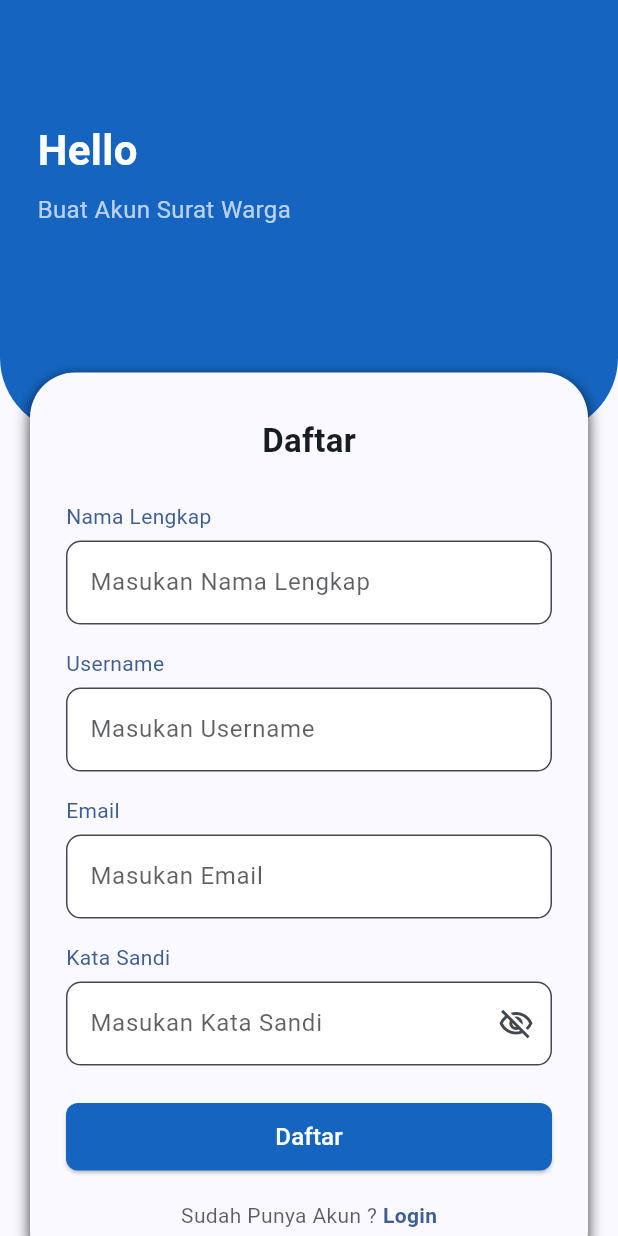
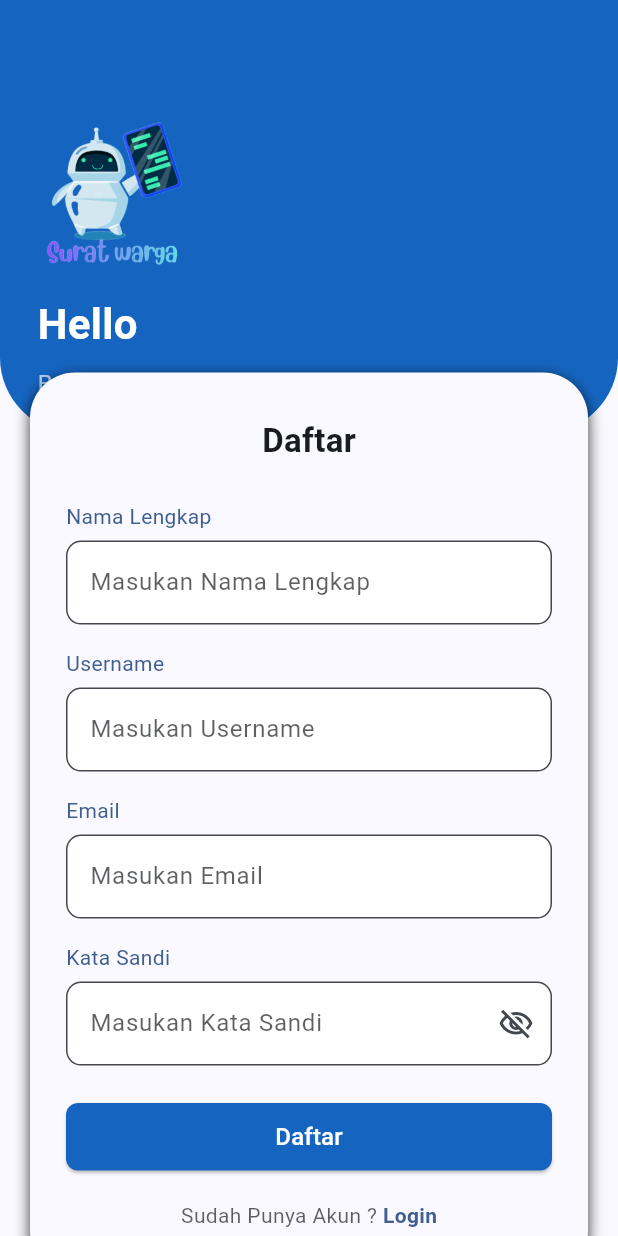
Before and after one commit to UlfiatulRosida/project_tim, a Flutter app: the screen it shows after launch, after a tap on "Masuk", after a tap on "Daftar", on a phone screen of 412 x 824 dp. Run offline on Flutter 3.47's test engine with Material 3 defaults, Android fonts, the phone set to English and light mode, and no system bars; our stand-ins replace file_picker, image_picker, shared_preferences.

Commit message:
menambahkan logo baru

```diff
--- a/lib/pages/login_page.dart
+++ b/lib/pages/login_page.dart
@@ -45,7 +45,7 @@ class _LoginPageState extends State<LoginPage>
       if (!mounted) return;
 
       if (result['success'] == true) {
-        // save profile already attempted inside AuthService, but ensure saved:
+        // save profile
         final profileRes = await ApiService.getProfile();
         if (profileRes['success'] == true && profileRes['data'] is Map) {
           await AuthPrefs.saveUser(profileRes['data']['user']);
@@ -140,7 +140,6 @@ class _LoginPageState extends State<LoginPage>
 
     return Scaffold(
       backgroundColor: theme.colorScheme.surface,
-      // theme.colorScheme.surface,
       appBar: AppBar(
         backgroundColor:
             isDark ? theme.colorScheme.surfaceContainerHighest : primaryBlue,
@@ -154,7 +153,6 @@ class _LoginPageState extends State<LoginPage>
             position: _slideAnimation,
             child: Column(
               children: [
-                // header
                 Container(
                   width: double.infinity,
                   height: height * 0.35,
@@ -172,12 +170,26 @@ class _LoginPageState extends State<LoginPage>
                     child: Column(
                       crossAxisAlignment: CrossAxisAlignment.start,
                       children: [
-                        Text(
-                          'Hello',
-                          style: TextStyle(
-                            color: isDark ? Colors.grey[300] : Colors.white,
-                            fontSize: 28,
-                            fontWeight: FontWeight.bold,
+                        // Logo di atas teks
+                        Align(
+                          alignment: Alignment.centerLeft,
+                          child: Image.asset(
+                            'assets/images/logo.png',
+                            width: 100, // Sesuaikan ukuran logo
+                            height: 100,
+                          ),
+                        ),
+                        const SizedBox(
+                            height: 16), // Jarak antara logo dan teks
+                        Align(
+                          alignment: Alignment.centerLeft,
+                          child: Text(
+                            'Hello',
+                            style: TextStyle(
+                              color: isDark ? Colors.grey[300] : Colors.white,
+                              fontSize: 28,
+                              fontWeight: FontWeight.bold,
+                            ),
                           ),
                         ),
                         const SizedBox(height: 8),
@@ -213,7 +225,8 @@ class _LoginPageState extends State<LoginPage>
                     child: Column(
                       crossAxisAlignment: CrossAxisAlignment.start,
                       children: [
-                        Center(
+                        Align(
+                          alignment: Alignment.centerLeft,
                           child: Text(
                             'Login',
                             style: TextStyle(
@@ -390,4 +403,3 @@ class _LoginPageState extends State<LoginPage>
     );
   }
 }
-// main
--- a/lib/pages/register_page.dart
+++ b/lib/pages/register_page.dart
@@ -14,8 +14,6 @@ class _RegisterPageState extends State<RegisterPage> {
   final TextEditingController _namaController = TextEditingController();
   final TextEditingController _usernameController = TextEditingController();
   final TextEditingController _emailController = TextEditingController();
-  //final TextEditingController _noTeleponController = TextEditingController();
-  //final TextEditingController _alamatController = TextEditingController();
   final TextEditingController _passwordController = TextEditingController();
 
   bool _obscurePassword = true;
@@ -26,7 +24,6 @@ class _RegisterPageState extends State<RegisterPage> {
     Navigator.pop(context);
   }
 
-//
   Future<void> _register() async {
     if (_isLoading) return;
 
@@ -44,8 +41,6 @@ class _RegisterPageState extends State<RegisterPage> {
     );
     print('REGISTER RESULT: $result');
 
-    // setState(() => _isLoading = false);
-
     if (!mounted) return;
 
     if (result['success'] == true) {
@@ -55,7 +50,6 @@ class _RegisterPageState extends State<RegisterPage> {
           backgroundColor: Colors.green,
         ),
       );
-      // kembali ke login
       Navigator.pop(context);
     } else {
       ScaffoldMessenger.of(context).showSnackBar(
@@ -105,12 +99,24 @@ class _RegisterPageState extends State<RegisterPage> {
                 child: Column(
                   crossAxisAlignment: CrossAxisAlignment.start,
                   children: [
-                    Text(
-                      'Hello',
-                      style: TextStyle(
-                        color: isDark ? Colors.grey[300] : Colors.white,
-                        fontSize: 28,
-                        fontWeight: FontWeight.bold,
+                    Align(
+                      alignment: Alignment.centerLeft,
+                      child: Image.asset(
+                        'assets/images/logo.png',
+                        width: 100, // Sesuaikan ukuran logo
+                        height: 100,
+                      ),
+                    ),
+                    const SizedBox(height: 16), // Jarak antara logo dan teks
+                    Align(
+                      alignment: Alignment.centerLeft,
+                      child: Text(
+                        'Hello',
+                        style: TextStyle(
+                          color: isDark ? Colors.grey[300] : Colors.white,
+                          fontSize: 28,
+                          fontWeight: FontWeight.bold,
+                        ),
                       ),
                     ),
                     const SizedBox(height: 8),
--- a/lib/pages/splash_page.dart
+++ b/lib/pages/splash_page.dart
@@ -15,7 +15,7 @@ class _SplashPageState extends State<SplashPage> {
   }
 
   Future<void> _startSplash() async {
-    await Future.delayed(const Duration(seconds: 2)); // animasi spalsh 2 detik
+    await Future.delayed(const Duration(seconds: 2));
     // ignore: use_build_context_synchronously
     Navigator.pushReplacementNamed(context, '/login');
   }
@@ -26,36 +26,23 @@ class _SplashPageState extends State<SplashPage> {
       backgroundColor: Theme.of(context)
           .colorScheme
           .surface, // agar background mengikuti tema
-      // Colors.white, // ganti dengan warna latar belakang yang diinginkan
       body: Center(
         child: Column(
           mainAxisAlignment: MainAxisAlignment.center,
           children: [
             Image.asset(
               'assets/images/logo.png',
-              width: 150,
-              height: 150,
+              width: 200,
+              height: 200,
               errorBuilder: (context, eror, stackTrace) {
-                // tangani error jika asset tidak ditemukan
                 return Text(
                   'logo tidak ditemukan',
                   style: TextStyle(
                     color: Theme.of(context).colorScheme.onSurface,
-                    // Colors.white,
                     fontSize: 16,
                   ),
                 );
               },
-            ),
-            const SizedBox(height: 20),
-            Text(
-              'Surat Warga Malang',
-              style: TextStyle(
-                color: Theme.of(context).colorScheme.onSurface,
-                // Colors.white,
-                fontSize: 24,
-                fontWeight: FontWeight.bold,
-              ),
             ),
           ],
         ),
```
Also changed, not shown: assets/images/logo.png.
